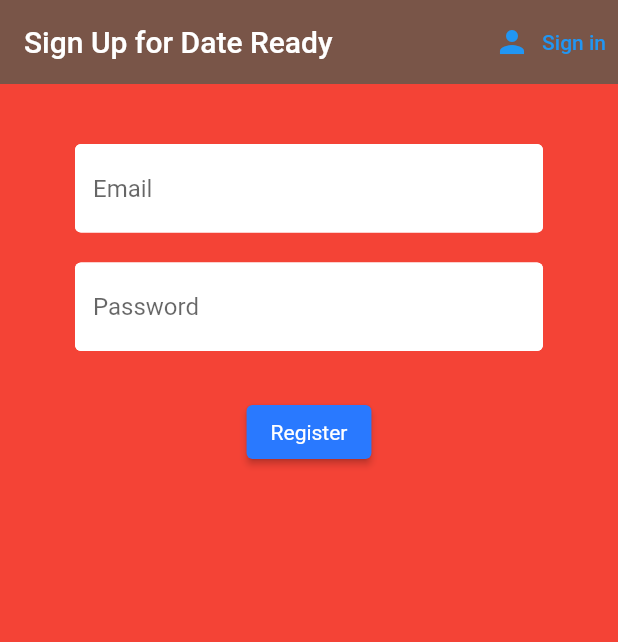
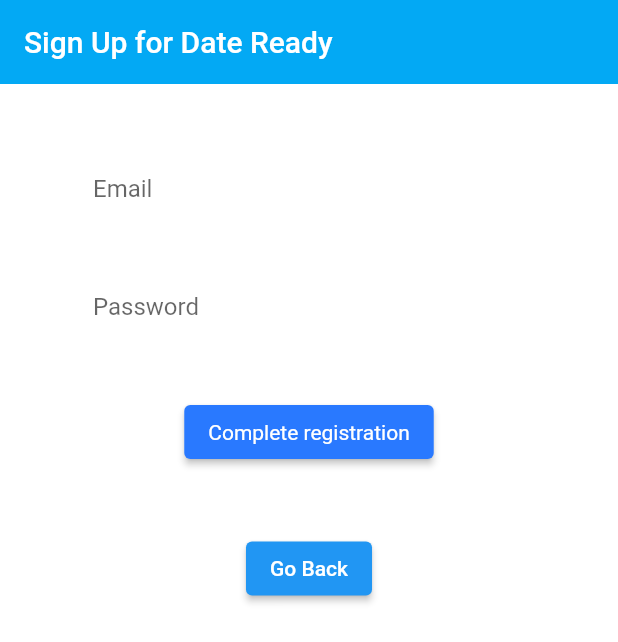
Before and after one commit to MauricioPatino/date-ready, a Flutter app: the screen it shows after launch, after a tap on "Sign in", after a tap on "Register", on a phone screen of 412 x 824 dp. Shown: the top 642 px of the screen. Run offline on Flutter 3.47's test engine with Material 2 defaults, Android fonts, the phone set to English and light mode, and no system bars; our stand-ins replace carousel_slider, cloud_firestore, equatable, firebase_auth, firebase_core, flutter_spinkit; accounts and stored records are empty.

Commit message:
Redid the signIn and register pages. Looks better now. Deleted old files.

```diff
--- a/lib/ui/pages/authenticate/register.dart
+++ b/lib/ui/pages/authenticate/register.dart
@@ -27,20 +27,11 @@ class _RegisterState extends State<Register> {
   @override
   Widget build(BuildContext context) {
     return loading ? Loading() : Scaffold(
-      backgroundColor: Colors.red,
+      backgroundColor: Colors.white,
       appBar: AppBar(
-        backgroundColor: Colors.brown,
+        backgroundColor: Colors.lightBlue,
         elevation: 0.0,
         title: Text('Sign Up for Date Ready'),
-        actions: [
-          TextButton.icon(
-            icon: Icon(Icons.person),
-            label: Text('Sign in'),
-            onPressed: () {
-              widget.toggleView();
-            },
-          )
-        ],
       ),
       body: Container(
           padding: EdgeInsets.symmetric(vertical: 20.0,horizontal: 50.0),
@@ -71,16 +62,16 @@ class _RegisterState extends State<Register> {
                 ),
                 SizedBox(height: 30,),
                 ElevatedButton(
-                  child: Text('Register'),
+                  child: Text('Complete registration'),
                   style: ButtonStyle(
                       backgroundColor: MaterialStateProperty.all(Colors.blueAccent[400]),
                       textStyle: MaterialStateProperty.all(
                           TextStyle(color: Colors.white))),
                   onPressed: () async {
-                    setState(() {
-                      loading = true;
-                    });
                     if(_formKey.currentState!.validate()){
+                      setState(() {
+                        loading = true;
+                      });
                       dynamic result = await _auth.registerWithEmailAndPassword(email, password);
                       if(result == null){
                         setState(() {
@@ -91,8 +82,10 @@ class _RegisterState extends State<Register> {
                     }
                   },
                 ),
-                SizedBox(height: 30,),
-                Text(error,style: TextStyle(color: Colors.red,fontSize: 20.0),)
+                SizedBox(height: 10,),
+                Text(error,style: TextStyle(color: Colors.red,fontSize: 20.0),),
+                SizedBox(height: 10,),
+                ElevatedButton(onPressed: () {widget.toggleView();}, child: Text('Go Back')),
               ],
             ),
           )
--- a/lib/ui/pages/authenticate/sign_in.dart
+++ b/lib/ui/pages/authenticate/sign_in.dart
@@ -27,20 +27,11 @@ class _SignInState extends State<SignIn> {
   @override
   Widget build(BuildContext context) {
     return loading ? Loading() : Scaffold(
-      backgroundColor: Colors.brown,
+      backgroundColor: Colors.white,
       appBar: AppBar(
-        backgroundColor: Colors.red,
+        backgroundColor: Colors.lightBlue,
         elevation: 0.0,
         title: Text('Sign In for Date Ready'),
-        actions: [
-          TextButton.icon(
-              icon: Icon(Icons.person),
-              label: Text('Register'),
-            onPressed: () {
-              widget.toggleView();
-            },
-          )
-        ],
       ),
       body: Container(
           padding: EdgeInsets.symmetric(vertical: 20.0,horizontal: 50.0),
@@ -48,6 +39,24 @@ class _SignInState extends State<SignIn> {
           key: _formKey,
           child: Column(
             children: [
+              Expanded(
+                flex: 2,
+                child: Padding(
+                  padding: const EdgeInsets.only(top: 10.0),
+                  child: Center(
+                    child: Container(
+                          margin: const EdgeInsets.all(20),
+                          decoration: BoxDecoration(
+                            image: DecorationImage(
+                              image: AssetImage('assets/images/date-ready.png'),
+                              fit: BoxFit.cover,
+                            ),
+                            borderRadius: BorderRadius.circular(30),
+                          ),
+                    ),
+                  ),
+                ),
+              ),
               SizedBox(height: 20,),
               TextFormField(
                 decoration:textInputDecoration.copyWith(hintText: 'Email'),
@@ -91,8 +100,11 @@ class _SignInState extends State<SignIn> {
                   }
                 },
               ),
-              SizedBox(height: 30,),
-              Text(error,style: TextStyle(color: Colors.red,fontSize: 20.0),)
+              SizedBox(height: 10,),
+              Text(error,style: TextStyle(color: Colors.red,fontSize: 20.0),),
+
+              SizedBox(height: 10,),
+              ElevatedButton(onPressed: () {widget.toggleView();}, child: Text('Register')),
             ],
           ),
         )
--- a/lib/ui/pages/home.dart
+++ b/lib/ui/pages/home.dart
@@ -1,6 +1,9 @@
 import 'package:flutter/cupertino.dart';
 import 'package:flutter/material.dart';
 import 'package:ready_to_date/ui/pages/utils/global_routes.dart';
+import 'package:provider/provider.dart';
+import 'package:ready_to_date/ui/pages/services/database.dart';
+import 'package:cloud_firestore/cloud_firestore.dart';
 
 class Home extends StatefulWidget {
   const Home({Key? key}) : super(key: key);
--- a/lib/ui/pages/services/database.dart
+++ b/lib/ui/pages/services/database.dart
@@ -16,4 +16,9 @@ class DatabaseService {
       'oneLiner': oneLiner,
     });
   }
+
+  //gets profile stream
+  Stream<QuerySnapshot> get profilesData {
+    return profiles.snapshots();
+  }
 }
--- a/lib/ui/pages/wrapper.dart
+++ b/lib/ui/pages/wrapper.dart
@@ -3,7 +3,7 @@ import 'package:provider/provider.dart';
 import 'package:ready_to_date/ui/pages/authenticate/authenticate.dart';
 import 'package:ready_to_date/ui/pages/models/myUser.dart';
 import 'package:ready_to_date/ui/pages/home.dart';
-import 'package:ready_to_date/ui/pages/login.dart';
+
 
 //this class listens for auth changes
 class Wrapper extends StatelessWidget {
```
Also changed, not shown: lib/main.dart (+0 -9 lines), lib/ui/pages/forgotPassword.dart (deleted, +0 -89 lines), lib/ui/pages/login.dart (deleted, +0 -184 lines), lib/ui/pages/models/card_view.dart (deleted, +0 -58 lines).
